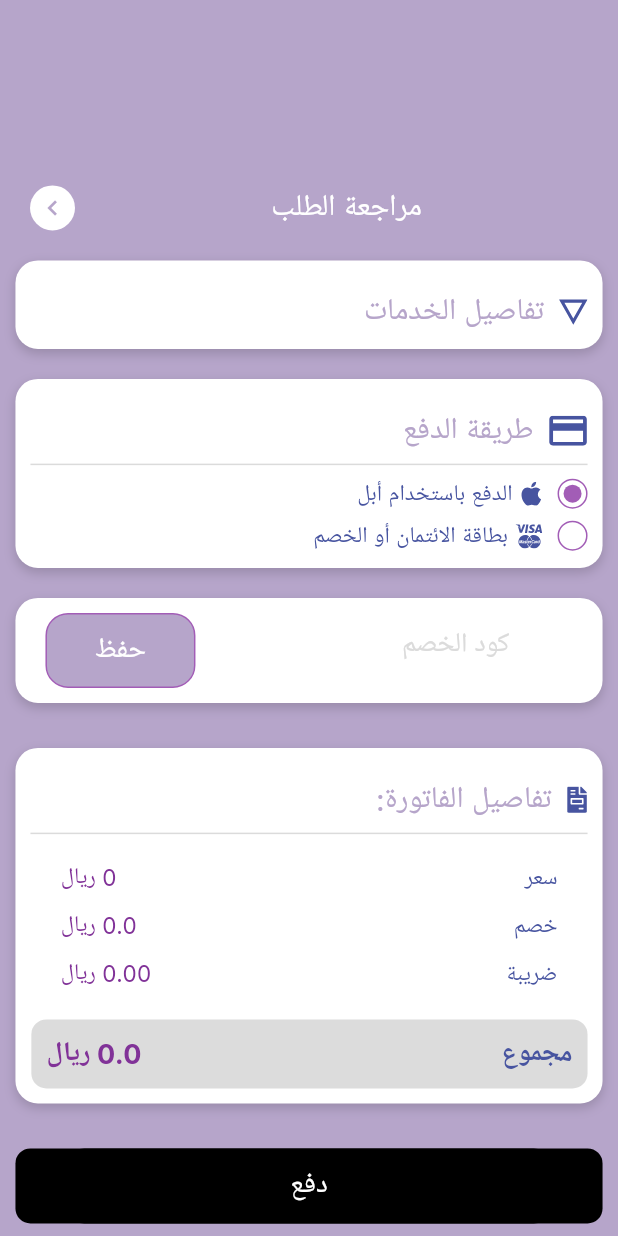
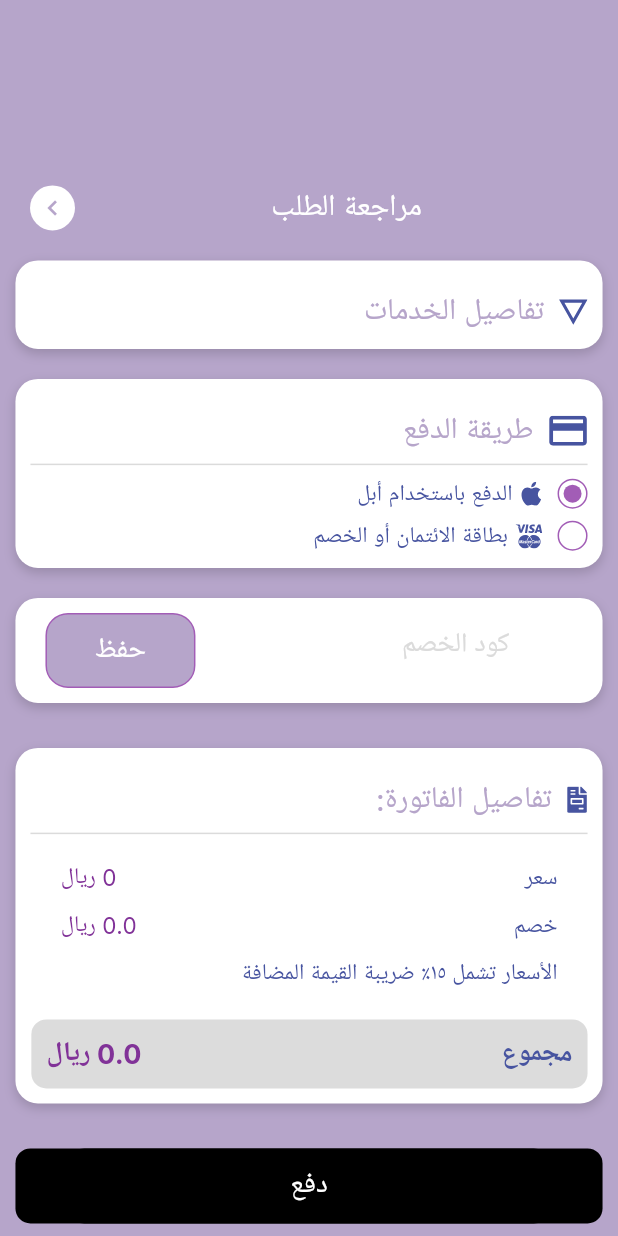
Before and after one commit to Djihanegh/spavation_flutter_app, a Flutter app: the PaymentScreen screen opened directly with empty values, on a phone screen of 412 x 824 dp. Run offline on Flutter 3.47's test engine with Material 3 defaults, Android fonts, the phone set to English and light mode, and no system bars; drawn by our look-alikes of auto_size_text; our stand-ins replace bloc, cached_network_image, dartz, date_picker_timeline, dotted_line, equatable and 13 more; missing offline and left inert: animated_snack_bar, dart:ffi, pusher_channels_flutter, pusher_client; accounts and stored records are empty; generated files the repository leaves out were written again; project files that could hold a hidden picture were left out.

Commit message:
hided the tax text in the payment screen

```diff
--- a/lib/features/reservation/presentation/screens/payment_screen.dart
+++ b/lib/features/reservation/presentation/screens/payment_screen.dart
@@ -445,7 +445,7 @@ class _PaymentScreenState extends State<PaymentScreen> {
                                                   crossAxisAlignment:
                                                       CrossAxisAlignment.center,
                                                   children: [
-                                                    AutoSizeText(l10n.tax,
+                                                    /* AutoSizeText(l10n.tax,
                                                         style: TextStyles.inter
                                                             .copyWith(
                                                                 color:
@@ -459,7 +459,16 @@ class _PaymentScreenState extends State<PaymentScreen> {
                                                             .copyWith(
                                                                 color:
                                                                     purple[4],
+                                                                fontSize: 15)),*/
+
+                                                    AutoSizeText(
+                                                        l10n.taxIncluded,
+                                                        style: TextStyles.inter
+                                                            .copyWith(
+                                                                color:
+                                                                    purple[1],
                                                                 fontSize: 15)),
+                                                    const AutoSizeText('')
                                                   ],
                                                 )),
                                             20.heightXBox,
@@ -520,8 +529,6 @@ class _PaymentScreenState extends State<PaymentScreen> {
                                         textColor: Colors.white,
                                         onPressed: () {
                                           setState(() {
-                                            log(widget.salonId.toString());
-                                            log(totalTaxes);
                                             context
                                                 .read<ReservationBloc>()
                                                 .add(AddReservationEvent({
--- a/lib/l10n/app_ar.arb
+++ b/lib/l10n/app_ar.arb
@@ -101,5 +101,6 @@
   "turnOnLocation": "تشغيل خدمات الموقع",
   "locationPermission": "إذن الموقع",
   "notNow": "ليس الآن",
-  "timeNotAvailable": "الوقت غير متوفر"
+  "timeNotAvailable": "الوقت غير متوفر",
+  "taxIncluded": "الأسعار تشمل ١٥٪\u061C ضريبة القيمة المضافة"
 }
--- a/lib/l10n/app_en.arb
+++ b/lib/l10n/app_en.arb
@@ -101,5 +101,6 @@
   "turnOnLocation": "TURN ON LOCATION SERVICES",
   "locationPermission": "Location Permission",
   "notNow": "Not Now",
-  "timeNotAvailable": "Time Not available"
+  "timeNotAvailable": "Time Not available",
+  "taxIncluded": "Prices include 15% value added tax"
 }
```
